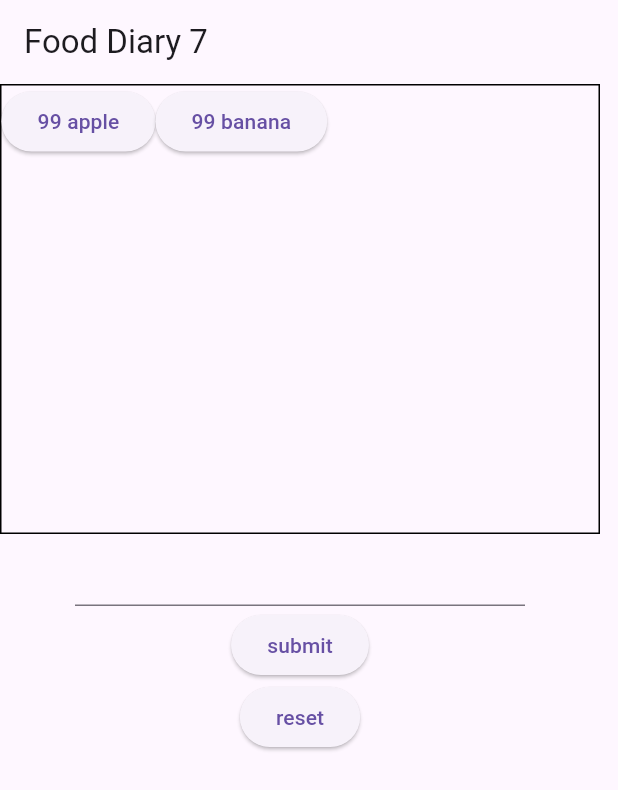
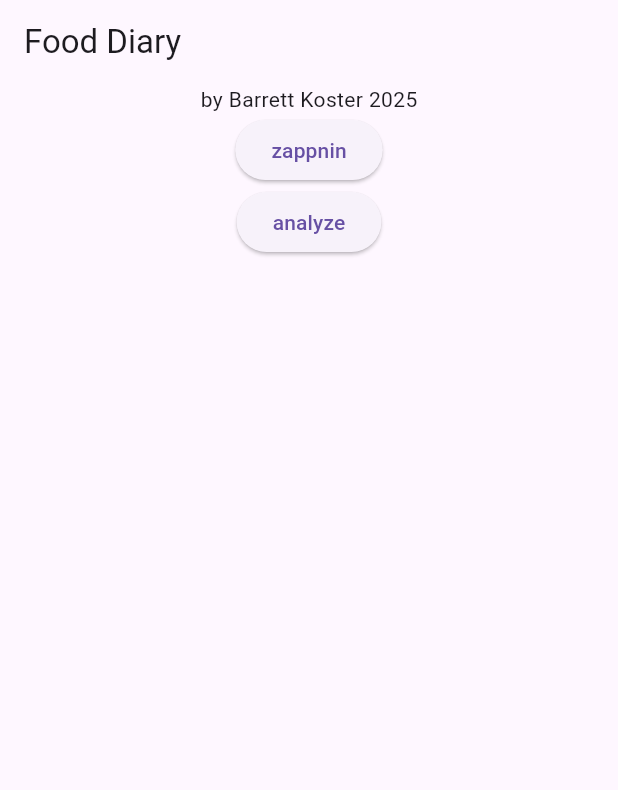
Before and after one commit to bitdreamer/food_diary, a Flutter app: the screen it shows after launch, on a phone screen of 412 x 824 dp. Shown: the top 790 px of the screen. Run offline on Flutter 3.47's test engine with Material 3 defaults, Android fonts, the phone set to English and light mode, and no system bars; our stand-ins replace flutter_bloc, hydrated_bloc.

```diff
--- a/lib/food_diary.dart
+++ b/lib/food_diary.dart
@@ -10,7 +10,8 @@ import 'package:hydrated_bloc/hydrated_bloc.dart';
 import 'package:path_provider/path_provider.dart';
 
 import 'food_state.dart';
-import 'munch.dart';
+// import 'munch.dart';
+import 'daily.dart';
 
 
 void main() async
@@ -30,7 +31,7 @@ Future<void> hydratePrep() async
 }
 
 class FoodDiary extends StatelessWidget
-{ static const String header = "Food Diary 7";
+{ static const String header = "Food Diary";
 
   const FoodDiary({super.key});
 
@@ -43,7 +44,8 @@ class FoodDiary extends StatelessWidget
         child: BlocBuilder<FoodCubit,FoodState>
         ( builder: (context,state)
           { // FDCubit fdc =  BlocProvider.of<FDCubit>(context);
-            return  Core(title: header, /* fdc:fdc */ );
+            // return  Core(title: header, /* fdc:fdc */ );
+            return Splash( header );
           },
         ),
       ),
@@ -51,69 +53,47 @@ class FoodDiary extends StatelessWidget
   }
 }
 
-class Core extends StatelessWidget
+class Splash extends StatelessWidget
 { final String title;
-  // final FDCubit fdc;
-  const Core({super.key, required this.title } );
+  Splash( this.title );
 
-  @override
-  Widget build(BuildContext context)
+  Widget build( BuildContext context )
   { FoodCubit fc = BlocProvider.of<FoodCubit>(context);
     FoodState fs = fc.state;
-    TextEditingController tec = TextEditingController();
-
-    print("json=${fs.toJson()}"); // debugging
 
     return Scaffold
-    ( appBar: AppBar(  title: Text(title),),
-      body: Column
-      ( children:
-        [ Container
-          ( height:300, width:400,
-            decoration: BoxDecoration( border:Border.all(width:1)),
-            child: makeListView(context),
-          ),
-          SizedBox
-          ( height:50, width:300,
-            child: TextField(controller: tec ),
-          ),
-          ElevatedButton
-          ( onPressed: (){ fc.addFood(tec.text); },
-            child: Text("submit"),
-          ),
-          ResetButton(),
-        ],
+    ( appBar: AppBar( title: Text(title), ),
+      body: Center
+      ( child: Column
+        ( children:
+          [ Text("by Barrett Koster 2025"),
+            foodsButton(context),
+            analysisButton(context),
+          ],
+        ),
       ),
     );
   }
 
-  Widget makeListView( BuildContext context )
-  { FoodCubit fc = BlocProvider.of<FoodCubit>(context);
-    FoodState fs = fc.state;
-    List<Munch> theList = fs.munchies;
-
-    List<Widget> kids = [];
-    for ( Munch m in theList )
-    { // String t = DateTime.parse(m.when).hour.toString();
-      String t = m.when;
-      String label = "$t ${m.what}";
-      kids.add
-      ( ElevatedButton
-        ( onPressed: (){},
-          child:  Text( label ),
-        )
-      );
-    }
-
-    Wrap wr = Wrap
-    ( children:kids,
+  // foodsButton() is a button that sends you to
+  // the page with the list of foods for today.
+  Widget foodsButton( BuildContext context )
+  { return ElevatedButton
+    ( onPressed: ()
+      { Navigator.of(context).push
+        ( MaterialPageRoute
+          ( builder: (context2)=> Daily(context),
+          )
+        );
+      },
+      child: Text("zappnin"),
     );
-    ListView lv = ListView
-    ( scrollDirection: Axis.vertical,
-      // itemExtent: 30,
-      children: [wr],
+  }
+  Widget analysisButton( BuildContext context )
+  { return ElevatedButton
+    ( onPressed: (){},
+      child: Text("analyze"),
     );
-    return lv;
   }
 }
 
```
Also changed, not shown: lib/daily.dart (added, +114 -0 lines), lib/food_state.dart (+29 -0 lines).
